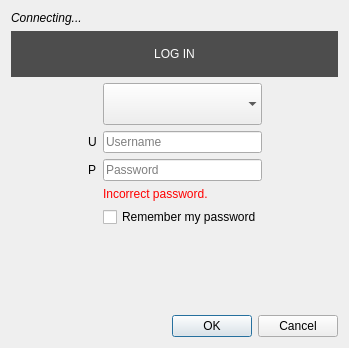
Old version of the form src/desktop/ui/logindialog.ui in the repository csnover/Drawpile.
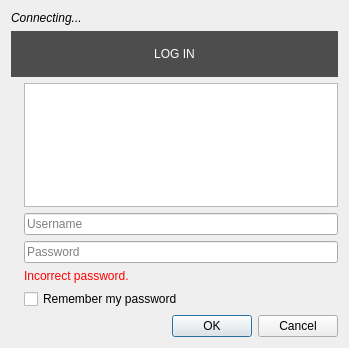
New version of the form. Icons and pictures are not drawn. Custom widgets are drawn as their Qt base class.

Commit message: Improve UI of login screen and avatar selection

The edit to the form file:
```diff
--- a/src/desktop/ui/logindialog.ui
+++ b/src/desktop/ui/logindialog.ui
@@ -54,37 +54,90 @@
        <property name="bottomMargin">
         <number>0</number>
        </property>
-       <item>
-        <widget class="QLabel" name="loginPromptLabel">
-         <property name="styleSheet">
-          <string notr="true">background: #4d4d4d;
-color: #fcfcfc;
-padding: 16px;</string>
-         </property>
-         <property name="text">
-          <string notr="true">LOG IN</string>
-         </property>
-         <property name="textFormat">
-          <enum>Qt::PlainText</enum>
-         </property>
-         <property name="alignment">
-          <set>Qt::AlignCenter</set>
-         </property>
-        </widget>
-       </item>
        <item>
         <layout class="QGridLayout">
-         <item row="3" column="2">
-          <widget class="QLabel" name="badPasswordLabel">
+         <item row="0" column="0" colspan="2">
+          <widget class="QLabel" name="loginPromptLabel">
            <property name="styleSheet">
-            <string notr="true">color: red</string>
+            <string notr="true">background: #4d4d4d;
+  color: #fcfcfc;
+  padding: 16px;</string>
            </property>
            <property name="text">
-            <string>Incorrect password.</string>
+            <string notr="true">LOG IN</string>
            </property>
+           <property name="textFormat">
+            <enum>Qt::PlainText</enum>
+           </property>
+           <property name="alignment">
+            <set>Qt::AlignCenter</set>
+           </property>
+           <property name="sizePolicy">
+            <sizepolicy hsizetype="Preferred" vsizetype="Fixed">
+             <horstretch>0</horstretch>
+             <verstretch>0</verstretch>
+            </sizepolicy>
+           </property>
           </widget>
          </item>
-         <item row="2" column="2">
+         <item row="1" column="0">
+          <widget class="QLabel" name="avatarIcon">
+           <property name="alignment">
+            <set>Qt::AlignBottom</set>
+           </property>
+          </widget>
+         </item>
+         <item row="1" column="1">
+          <widget class="QListView" name="avatarList">
+           <property name="viewMode">
+            <enum>QListView::IconMode</enum>
+           </property>
+           <property name="resizeMode">
+            <enum>QListView::Adjust</enum>
+           </property>
+           <property name="movement">
+            <enum>QListView::Static</enum>
+           </property>
+           <property name="horizontalScrollBarPolicy">
+            <enum>Qt::ScrollBarAlwaysOff</enum>
+           </property>
+           <property name="uniformItemSizes">
+            <bool>true</bool>
+           </property>
+           <property name="wrapping">
+            <bool>true</bool>
+           </property>
+           <property name="minimumSize">
+            <size>
+             <width>0</width>
+             <height>40</height>
+            </size>
+           </property>
+           <property name="sizeAdjustPolicy">
+            <enum>QAbstractScrollArea::AdjustToContents</enum>
+           </property>
+           <property name="sizePolicy">
+            <sizepolicy hsizetype="Expanding" vsizetype="Minimum">
+             <horstretch>0</horstretch>
+             <verstretch>0</verstretch>
+            </sizepolicy>
+           </property>
+          </widget>
+         </item>
+         <item row="2" column="0">
+          <widget class="QLabel" name="usernameIcon"></widget>
+         </item>
+         <item row="2" column="1">
+          <widget class="QLineEdit" name="username">
+           <property name="placeholderText">
+            <string>Username</string>
+           </property>
+          </widget>
+         </item>
+         <item row="3" column="0">
+          <widget class="QLabel" name="passwordIcon"></widget>
+         </item>
+         <item row="3" column="1">
           <widget class="QLineEdit" name="password">
            <property name="echoMode">
             <enum>QLineEdit::Password</enum>
@@ -97,94 +150,31 @@
            </property>
           </widget>
          </item>
-         <item row="4" column="2">
+         <item row="4" column="1">
+          <widget class="QLabel" name="badPasswordLabel">
+           <property name="styleSheet">
+            <string notr="true">color: red</string>
+           </property>
+           <property name="text">
+            <string>Incorrect password.</string>
+           </property>
+           <property name="sizePolicy">
+            <sizepolicy hsizetype="Preferred" vsizetype="Fixed">
+             <horstretch>0</horstretch>
+             <verstretch>0</verstretch>
+            </sizepolicy>
+           </property>
+          </widget>
+         </item>
+         <item row="5" column="1">
           <widget class="QCheckBox" name="rememberPassword">
            <property name="text">
             <string>Remember my password</string>
            </property>
           </widget>
          </item>
-         <item row="2" column="0">
-          <spacer>
-           <property name="orientation">
-            <enum>Qt::Horizontal</enum>
-           </property>
-           <property name="sizeHint" stdset="0">
-            <size>
-             <width>40</width>
-             <height>20</height>
-            </size>
-           </property>
-          </spacer>
-         </item>
-         <item row="1" column="2">
-          <widget class="QLineEdit" name="username">
-           <property name="placeholderText">
-            <string>Username</string>
-           </property>
-          </widget>
-         </item>
-         <item row="2" column="3">
-          <spacer>
-           <property name="orientation">
-            <enum>Qt::Horizontal</enum>
-           </property>
-           <property name="sizeHint" stdset="0">
-            <size>
-             <width>40</width>
-             <height>20</height>
-            </size>
-           </property>
-          </spacer>
-         </item>
-         <item row="1" column="1">
-          <widget class="QLabel" name="usernameIcon">
-           <property name="text">
-            <string notr="true">U</string>
-           </property>
-          </widget>
-         </item>
-         <item row="2" column="1">
-          <widget class="QLabel" name="passwordIcon">
-           <property name="text">
-            <string notr="true">P</string>
-           </property>
-          </widget>
-         </item>
-         <item row="0" column="2">
-          <widget class="QComboBox" name="avatarList">
-           <property name="minimumSize">
-            <size>
-             <width>0</width>
-             <height>42</height>
-            </size>
-           </property>
-           <property name="iconSize">
-            <size>
-             <width>32</width>
-             <height>32</height>
-            </size>
-           </property>
-           <property name="frame">
-            <bool>false</bool>
-           </property>
-          </widget>
-         </item>
         </layout>
        </item>
-       <item>
-        <spacer>
-         <property name="orientation">
-          <enum>Qt::Vertical</enum>
-         </property>
-         <property name="sizeHint" stdset="0">
-          <size>
-           <width>20</width>
-           <height>59</height>
-          </size>
-         </property>
-        </spacer>
-       </item>
       </layout>
      </widget>
      <widget class="QWidget" name="listingPage">
```
The commit also changes 8 other files.
